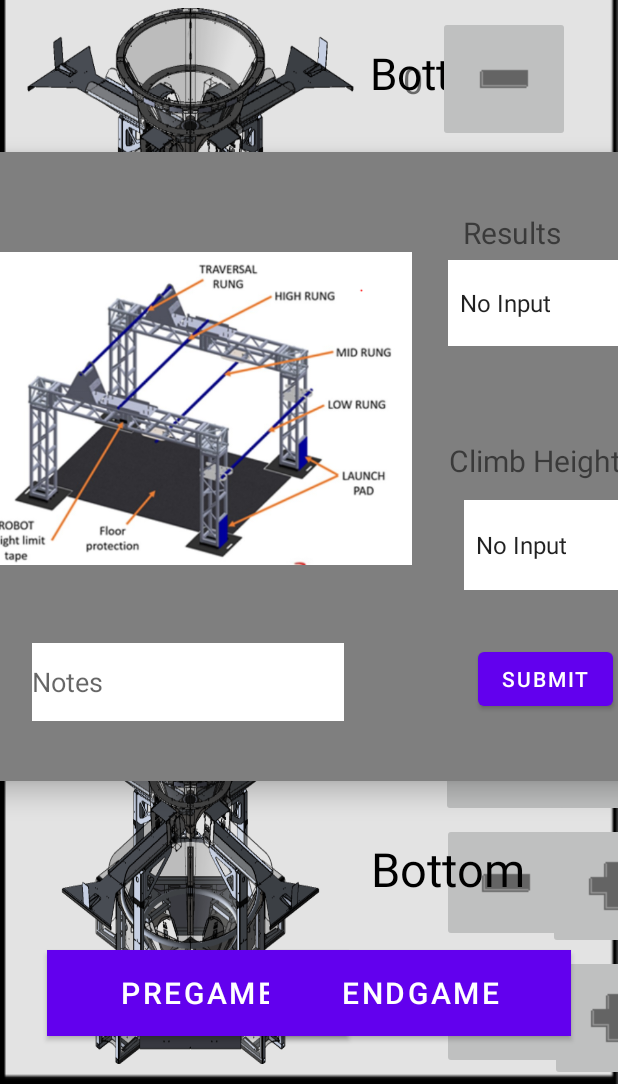
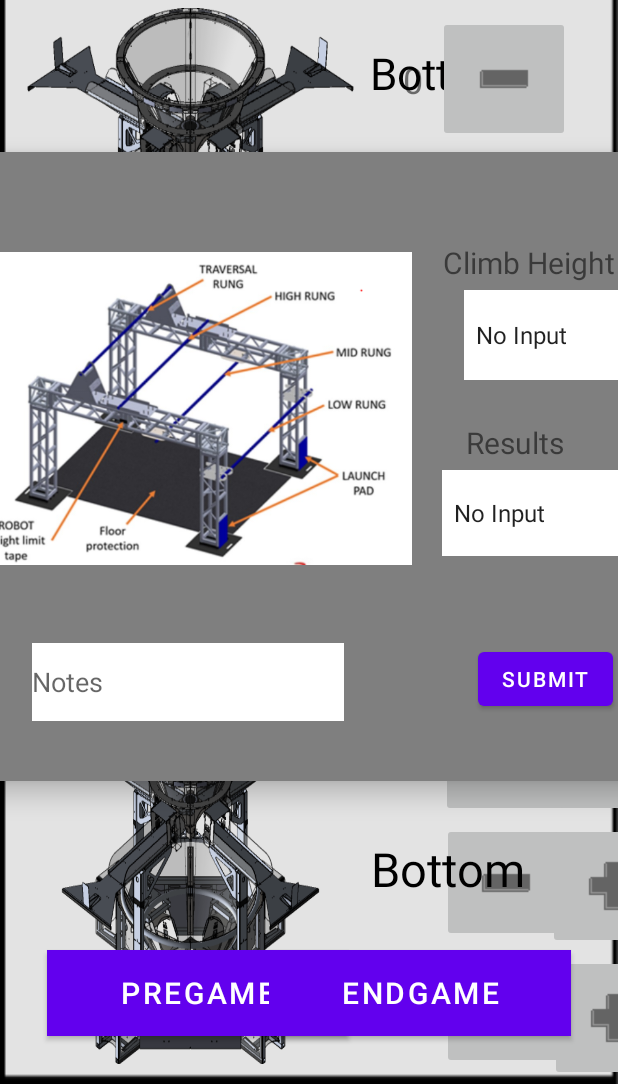
Before and after one commit to rr1706/Scouting2022, an Android app: the screen it shows after launch (MainActivity), after a tap on an icon or button, on a phone screen of 412 x 824 dp, the part 152-1236 px from its top. Run offline under Robolectric (Android 15) with nearby library versions, the phone set to English and light mode, and no system bars.

```diff
--- a/app/src/main/res/layout/activity_main.xml
+++ b/app/src/main/res/layout/activity_main.xml
@@ -488,8 +488,8 @@
             android:layout_width="185dp"
             android:layout_height="50dp"
             android:ems="10"
+            android:hint="Scouter Name"
             android:inputType="textEmailAddress"
-            android:hint="Scouter Name"
             android:maxLength="15"
             app:layout_constraintStart_toStartOf="parent"
             app:layout_constraintTop_toTopOf="parent" />
@@ -582,7 +582,7 @@
             android:layout_height="60dp"
             android:layout_marginStart="344dp"
             android:layout_marginLeft="344dp"
-            android:layout_marginTop="232dp"
+            android:layout_marginTop="92dp"
             android:background="@color/team_1"
             android:dropDownWidth="match_parent"
             android:entries="@array/endgameClimb"
@@ -606,9 +606,9 @@
             android:id="@+id/climbText"
             android:layout_width="125dp"
             android:layout_height="31dp"
-            android:layout_marginTop="192dp"
-            android:layout_marginEnd="24dp"
-            android:layout_marginRight="24dp"
+            android:layout_marginTop="60dp"
+            android:layout_marginEnd="28dp"
+            android:layout_marginRight="28dp"
             android:text="Climb Height"
             android:textSize="20dp"
             app:layout_constraintEnd_toEndOf="parent"
@@ -618,11 +618,11 @@
             android:id="@+id/resultsText"
             android:layout_width="99dp"
             android:layout_height="32dp"
-            android:layout_marginTop="40dp"
+            android:layout_marginTop="180dp"
             android:text="Results"
             android:textSize="20dp"
             app:layout_constraintEnd_toEndOf="@+id/endgameResults"
-            app:layout_constraintHorizontal_bias="0.285"
+            app:layout_constraintHorizontal_bias="0.457"
             app:layout_constraintStart_toStartOf="@+id/endgameResults"
             app:layout_constraintTop_toTopOf="parent" />
 
@@ -630,9 +630,9 @@
             android:id="@+id/endgameResults"
             android:layout_width="134dp"
             android:layout_height="57dp"
-            android:layout_marginTop="72dp"
-            android:layout_marginEnd="16dp"
-            android:layout_marginRight="16dp"
+            android:layout_marginTop="212dp"
+            android:layout_marginEnd="20dp"
+            android:layout_marginRight="20dp"
             android:background="@color/team_1"
             android:dropDownWidth="match_parent"
             android:entries="@array/endgameResults"
```
Also changed, not shown: app/src/main/java/com/example/rr1706scoutingapp2022/MainActivity.java (+53 -38 lines).
